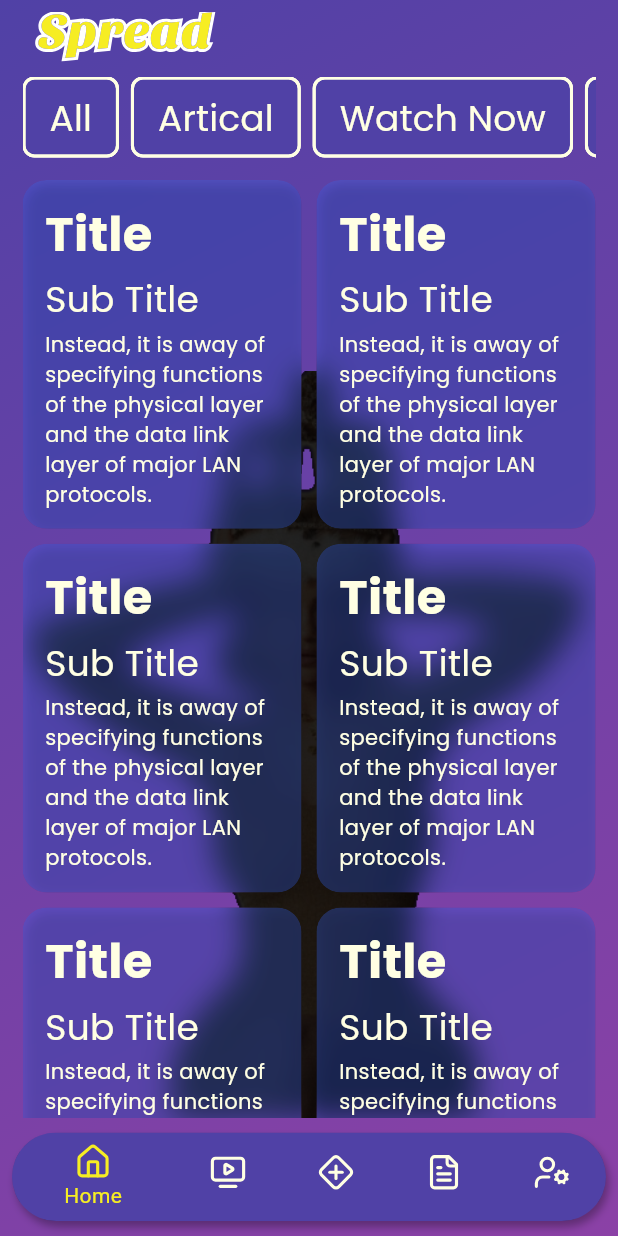
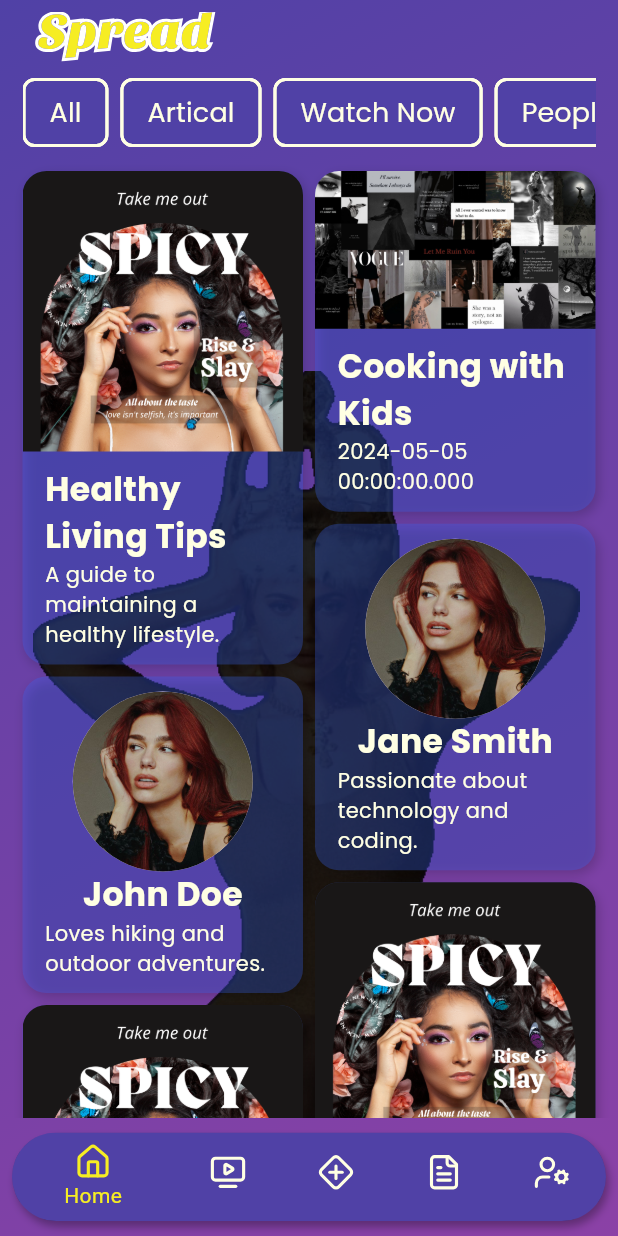
Before and after one commit to uchamod/Spread_app, a Flutter app: the screen it shows after launch, on a phone screen of 412 x 824 dp. Run offline on Flutter 3.47's test engine with Material 3 defaults, Android fonts, the phone set to English and light mode, and no system bars; our stand-ins replace flutter_svg, go_router, google_fonts; project files that could hold a hidden picture were left out.

Commit message:
load data to the homepage using fiilterprovider

```diff
--- a/lib/main.dart
+++ b/lib/main.dart
@@ -1,8 +1,31 @@
 import 'package:flutter/material.dart';
+import 'package:provider/provider.dart';
+import 'package:spread/provider/artical_provider.dart';
+import 'package:spread/provider/filter_provider.dart';
+import 'package:spread/provider/people_provider.dart';
+import 'package:spread/provider/video_provider.dart';
 import 'package:spread/router/go_router.dart';
 
 void main() {
-  runApp(const MyApp());
+  runApp(
+    MultiProvider(
+      providers: [
+        ChangeNotifierProvider(
+          create: (context) => ArticalProvider(),
+        ),
+        ChangeNotifierProvider(
+          create: (context) => VideoProvider(),
+        ),
+        ChangeNotifierProvider(
+          create: (context) => PeopleProvider(),
+        ),
+        ChangeNotifierProvider(
+          create: (context) => FilterProvider(),
+        ),
+      ],
+      child: const MyApp(),
+    ),
+  );
 }
 
 class MyApp extends StatelessWidget {
--- a/lib/pages/main_pages/homepage.dart
+++ b/lib/pages/main_pages/homepage.dart
@@ -1,8 +1,15 @@
 import 'package:flutter/material.dart';
+import 'package:flutter_staggered_grid_view/flutter_staggered_grid_view.dart';
 import 'package:flutter_svg/flutter_svg.dart';
+import 'package:provider/provider.dart';
+import 'package:spread/models/artical.dart';
+import 'package:spread/models/watch_now.dart';
+import 'package:spread/provider/filter_provider.dart';
 import 'package:spread/util/constants.dart';
 import 'package:spread/util/texystyles.dart';
-import 'package:spread/widgets/item_show_card.dart';
+import 'package:spread/widgets/artical_item_card.dart';
+import 'package:spread/widgets/user_item_card.dart';
+import 'package:spread/widgets/video_item_card.dart';
 
 //homepage
 class HomePage extends StatelessWidget {
@@ -10,12 +17,33 @@ class HomePage extends StatelessWidget {
 
   @override
   Widget build(BuildContext context) {
-    return SafeArea(
-      child: Scaffold(
+    return Scaffold(
       backgroundColor: Colors.transparent,
-
-        //add coustom scroll viwe
-        body: Stack(
+      body: SafeArea(
+        //get data from future builder
+        child: FutureBuilder(
+          future: Provider.of<FilterProvider>(context, listen: false)
+              .setData(context),
+          builder: (context, snapshot) {
+            //check state and provide context
+            if (snapshot.connectionState == ConnectionState.waiting) {
+              return const Center(
+                child: CircularProgressIndicator(),
+              );
+            } else if (snapshot.hasError) {
+              return Center(
+                child: Text(
+                  snapshot.error.toString(),
+                  style: Textstyles().title,
+                ),
+              );
+            }
+            //consume and show data
+            return Consumer<FilterProvider>(
+              builder: (context, filterData, child) {
+                final selectedData = filterData.filterData;
+                selectedData.shuffle();
+                return Stack(
                   children: [
                     Positioned(
                       top: MediaQuery.of(context).size.height * 0.30,
@@ -25,11 +53,13 @@ class HomePage extends StatelessWidget {
                         scale: 1.15,
                       ),
                     ),
-            Padding(
+                    SingleChildScrollView(
+                      child: Container(
+                        height: double.maxFinite,
                         padding: const EdgeInsets.symmetric(horizontal: horPad),
-              child: SingleChildScrollView(
                         child: Column(
                           crossAxisAlignment: CrossAxisAlignment.start,
+                          mainAxisSize: MainAxisSize.min,
                           children: [
                             //add logo
                             IconButton(
@@ -54,7 +84,7 @@ class HomePage extends StatelessWidget {
                                           color: secondorywhite, width: 2),
                                       label: Text(
                                         "All",
-                                style: Texystyles().subtitle,
+                                        style: Textstyles().subtitle,
                                       ),
                                       onSelected: (value) {},
                                     ),
@@ -68,7 +98,7 @@ class HomePage extends StatelessWidget {
                                           color: secondorywhite, width: 2),
                                       label: Text(
                                         "Artical",
-                                style: Texystyles().subtitle,
+                                        style: Textstyles().subtitle,
                                       ),
                                       onSelected: (value) {},
                                     ),
@@ -82,7 +112,7 @@ class HomePage extends StatelessWidget {
                                           color: secondorywhite, width: 2),
                                       label: Text(
                                         "Watch Now",
-                                style: Texystyles().subtitle,
+                                        style: Textstyles().subtitle,
                                       ),
                                       onSelected: (value) {},
                                     ),
@@ -96,7 +126,7 @@ class HomePage extends StatelessWidget {
                                           color: secondorywhite, width: 2),
                                       label: Text(
                                         "People",
-                                style: Texystyles().subtitle,
+                                        style: Textstyles().subtitle,
                                       ),
                                       onSelected: (value) {},
                                     ),
@@ -106,25 +136,36 @@ class HomePage extends StatelessWidget {
                             ),
                             const SizedBox(height: 15),
                             //item grid view
-                    GridView.builder(
-                      itemCount: 10,
-                      shrinkWrap: true,
-                      physics: NeverScrollableScrollPhysics(),
-                      gridDelegate:
-                          const SliverGridDelegateWithFixedCrossAxisCount(
-                              crossAxisSpacing: 10,
+                            if (selectedData.isNotEmpty)
+                              StaggeredGrid.count(
                                 crossAxisCount: 2,
-                              mainAxisSpacing: 10,
-                              childAspectRatio: 16 / 20),
-                      itemBuilder: (context, index) {
-                        return const ItemShowCard();
-                      },
+                                crossAxisSpacing: 8,
+                                mainAxisSpacing: 8,
+                                axisDirection: AxisDirection.down,
+                                children: selectedData.map((item) {
+                                  return GestureDetector(
+                                    onTap: () {},
+                                    child: item is Artical
+                                        ? ArticalItemCard(artical: item)
+                                        : item is Videos
+                                            ? VideoItemCard(video: item)
+                                            : UserItemCard(user: item),
+                                  );
+                                }).toList(),
                               )
+                            else
+                              const Center(
+                                child: CircularProgressIndicator(),
+                              ),
                           ],
                         ),
                       ),
                     ),
                   ],
+                );
+              },
+            );
+          },
         ),
       ),
     );
--- a/lib/provider/artical_provider.dart
+++ b/lib/provider/artical_provider.dart
@@ -1,7 +1,8 @@
+import 'package:flutter/material.dart';
 import 'package:spread/models/artical.dart';
 
 //initial video artical provider
-class ArticalProvider {
+class ArticalProvider extends ChangeNotifier{
   List<Artical> _initialArtical = [];
   List<Artical> initialArticalData = [];
 
--- /dev/null
+++ b/lib/provider/filter_provider.dart
@@ -0,0 +1,53 @@
+import 'package:flutter/material.dart';
+import 'package:provider/provider.dart';
+import 'package:spread/models/artical.dart';
+import 'package:spread/models/people.dart';
+import 'package:spread/models/watch_now.dart';
+import 'package:spread/provider/artical_provider.dart';
+import 'package:spread/provider/people_provider.dart';
+import 'package:spread/provider/video_provider.dart';
+
+class FilterProvider extends ChangeNotifier {
+  //data lists
+  List<dynamic> _allData = [];
+  List<dynamic> _filterdData = [];
+  String selectedCategory = "all";
+  //get filterd data
+  List<dynamic> get filterData => _filterdData;
+
+  //get & set the data from other providers
+  Future<void> setData(BuildContext context) async {
+    //ensure build is over
+    await Future.delayed(Duration.zero);
+
+    final List<Artical> articalList =
+        Provider.of<ArticalProvider>(context, listen: false).initialArticalData;
+    final List<Videos> videoList =
+        Provider.of<VideoProvider>(context, listen: false).initialvideosData;
+    final List<People> peopleList =
+        Provider.of<PeopleProvider>(context, listen: false).initialPeopleData;
+    //set all data
+    _allData = [
+      ...articalList,
+      ...peopleList,
+      ...videoList,
+    ];
+    _filterdData = _allData;
+    notifyListeners();
+  }
+
+  //filter data by selected category
+  void filterDataByCategory(String category) {
+    selectedCategory = category;
+    if (category == "all") {
+      _filterdData = _allData;
+    } else if (category == "artical") {
+      _filterdData = _allData.whereType<Artical>().toList();
+    } else if (category == "videos") {
+      _filterdData = _allData.whereType<Videos>().toList();
+    } else {
+      _filterdData = _allData.whereType<People>().toList();
+    }
+    notifyListeners();
+  }
+}
--- a/lib/provider/video_provider.dart
+++ b/lib/provider/video_provider.dart
@@ -1,6 +1,8 @@
+import 'package:flutter/material.dart';
 import 'package:spread/models/watch_now.dart';
+
 //initial video data provider
-class VideoProvider {
+class VideoProvider extends ChangeNotifier {
   List<Videos> _initialVideos = [];
   List<Videos> initialvideosData = [];
 
--- a/lib/util/texystyles.dart
+++ b/lib/util/texystyles.dart
@@ -2,11 +2,11 @@ import 'package:flutter/material.dart';
 import 'package:google_fonts/google_fonts.dart';
 import 'package:spread/util/constants.dart';
 
-class Texystyles {
+class Textstyles {
   TextStyle title = GoogleFonts.poppins(
-      fontSize: 32, fontWeight: FontWeight.bold, color: secondorywhite);
+      fontSize: 22, fontWeight: FontWeight.bold, color: secondorywhite);
   TextStyle subtitle = GoogleFonts.poppins(
-      fontSize: 24, fontWeight: FontWeight.w400, color: secondorywhite);
+      fontSize: 18, fontWeight: FontWeight.w400, color: secondorywhite);
   TextStyle body = GoogleFonts.poppins(
       fontSize: 14, fontWeight: FontWeight.w400, color: secondorywhite);
   TextStyle label = GoogleFonts.poppins(
--- /dev/null
+++ b/lib/widgets/artical_item_card.dart
@@ -0,0 +1,80 @@
+import 'package:flutter/material.dart';
+import 'package:spread/models/artical.dart';
+import 'package:spread/util/constants.dart';
+import 'package:spread/util/texystyles.dart';
+
+class ArticalItemCard extends StatelessWidget {
+  final Artical artical;
+  const ArticalItemCard({super.key, required this.artical});
+
+  @override
+  Widget build(BuildContext context) {
+    return
+        //  Stack(
+        //   children: [
+        //     //add blury backdrop
+        //     Positioned.fill(
+        //       child: ClipRRect(
+        //         borderRadius: BorderRadius.circular(16),
+        //         child: BackdropFilter(
+        //           filter: ImageFilter.blur(
+        //             sigmaX: 10,
+        //             sigmaY: 10,
+        //           ),
+        //           //coustom card
+        //           child:
+        Container(
+      decoration: BoxDecoration(
+        borderRadius: BorderRadius.circular(16),
+        color: cardColor,
+        boxShadow: [
+          BoxShadow(
+            offset: const Offset(2, 3),
+            blurRadius: 6,
+            color: const Color(000000).withOpacity(
+              0.18,
+            ),
+          )
+        ],
+      ),
+      child: Column(
+        mainAxisAlignment: MainAxisAlignment.spaceEvenly,
+        crossAxisAlignment: CrossAxisAlignment.start,
+        mainAxisSize: MainAxisSize.min,
+        children: [
+          ClipRRect(
+            borderRadius: const BorderRadius.only(
+                topLeft: Radius.circular(16), topRight: Radius.circular(16)),
+            child: Image.asset(
+              "assets/Spicy.png",
+              fit: BoxFit.fitWidth,
+            ),
+          ),
+          Padding(
+            padding: const EdgeInsets.symmetric(
+                horizontal: horPad, vertical: verPad),
+            child: Column(
+              children: [
+                Text(
+                  artical.title,
+                  style: Textstyles().title,
+                ),
+                Text(
+                  artical.discription,
+                  style: Textstyles().body,
+                  maxLines: 10,
+                  overflow: TextOverflow.ellipsis,
+                ),
+              ],
+            ),
+          )
+        ],
+      ),
+    );
+    //    ),
+    //  ),
+    //   ),
+    // ],
+    //);
+  }
+}
--- a/lib/widgets/item_show_card.dart
+++ /dev/null
@@ -1,65 +0,0 @@
-import 'dart:ui';
-
-import 'package:flutter/material.dart';
-import 'package:spread/util/constants.dart';
-import 'package:spread/util/texystyles.dart';
-
-class ItemShowCard extends StatelessWidget {
-  const ItemShowCard({super.key});
-
-  @override
-  Widget build(BuildContext context) {
-    return Stack(
-      children: [
-        //add blury backdrop
-        Positioned.fill(
-          child: ClipRRect(
-            borderRadius: BorderRadius.circular(16),
-            child: BackdropFilter(
-              filter: ImageFilter.blur(
-                sigmaX: 10,
-                sigmaY: 10,
-              ),
-              //coustom card
-              child: Container(
-                padding:  const EdgeInsets.symmetric(
-                    horizontal: horPad, vertical: verPad),
-                decoration: BoxDecoration(
-                  borderRadius: BorderRadius.circular(16),
-                  color: cardColor,
-                  boxShadow: [
-                    BoxShadow(
-                      offset: const Offset(2, 3),
-                      blurRadius: 6,
-                      color: const Color(000000).withOpacity(
-                        0.18,
-                      ),
-                    )
-                  ],
-                ),
-                child: Column(
-                  mainAxisAlignment: MainAxisAlignment.spaceEvenly,
-                  crossAxisAlignment: CrossAxisAlignment.start,
-                  children: [
-                    Text(
-                      "Title",
-                      style: Texystyles().title,
-                    ),
-                    Text(
-                      "Sub Title",
-                      style: Texystyles().subtitle,
-                    ),
-                    Text(
-                      "Instead, it is away of specifying functions of the physical layer and the data link layer of major LAN protocols.",
-                      style: Texystyles().body,
-                    ),
-                  ],
-                ),
-              ),
-            ),
-          ),
-        ),
-      ],
-    );
-  }
-}
--- /dev/null
+++ b/lib/widgets/user_item_card.dart
@@ -0,0 +1,72 @@
+import 'package:flutter/material.dart';
+import 'package:spread/models/people.dart';
+import 'package:spread/util/constants.dart';
+import 'package:spread/util/texystyles.dart';
+
+class UserItemCard extends StatelessWidget {
+  final People user;
+  const UserItemCard({super.key, required this.user});
+
+  @override
+  Widget build(BuildContext context) {
+    return
+        // Stack(
+
+        //   children: [
+        //     //add blury backdrop
+        //     Positioned.fill(
+        //       child: ClipRRect(
+        //         borderRadius: BorderRadius.circular(16),
+        //         child: BackdropFilter(
+        //           filter: ImageFilter.blur(
+        //             sigmaX: 10,
+        //             sigmaY: 10,
+        //           ),
+
+        //coustom card
+        // child:
+        Container(
+      padding: const EdgeInsets.symmetric(horizontal: horPad, vertical: verPad),
+      decoration: BoxDecoration(
+        borderRadius: BorderRadius.circular(16),
+        color: cardColor,
+        boxShadow: [
+          BoxShadow(
+            offset: const Offset(2, 3),
+            blurRadius: 6,
+            color: const Color(000000).withOpacity(
+              0.18,
+            ),
+          )
+        ],
+      ),
+      child: Column(
+        mainAxisAlignment: MainAxisAlignment.spaceEvenly,
+        crossAxisAlignment: CrossAxisAlignment.center,
+        mainAxisSize: MainAxisSize.min,
+        children: [
+          const CircleAvatar(
+            backgroundImage: AssetImage(
+                "assets/DUA LIPA x ROLLING STONE - FEBRUARY 2024.jpg"),
+            radius: 60,
+          ),
+          Text(
+            user.name,
+            style: Textstyles().title,
+          ),
+          Text(
+            user.discription,
+            style: Textstyles().body,
+            maxLines: 10,
+            overflow: TextOverflow.ellipsis,
+          ),
+        ],
+      ),
+    );
+    //     ),
+    //    ),
+    //   ),
+    //  ],
+    //  );
+  }
+}
--- /dev/null
+++ b/lib/widgets/video_item_card.dart
@@ -0,0 +1,80 @@
+import 'package:flutter/material.dart';
+import 'package:spread/models/watch_now.dart';
+import 'package:spread/util/constants.dart';
+import 'package:spread/util/texystyles.dart';
+
+class VideoItemCard extends StatelessWidget {
+  final Videos video;
+  const VideoItemCard({super.key, required this.video});
+
+  @override
+  Widget build(BuildContext context) {
+    return
+        // Stack(
+        //   children: [
+        //     //add blury backdrop
+        //     Positioned.fill(
+        //       child: ClipRRect(
+        //         borderRadius: BorderRadius.circular(16),
+        //         child: BackdropFilter(
+        //           filter: ImageFilter.blur(
+        //             sigmaX: 10,
+        //             sigmaY: 10,
+        //           ),
+        //           //coustom card
+        //           child:
+        Container(
+      decoration: BoxDecoration(
+        borderRadius: BorderRadius.circular(16),
+        color: cardColor,
+        boxShadow: [
+          BoxShadow(
+            offset: const Offset(2, 3),
+            blurRadius: 6,
+            color: const Color(000000).withOpacity(
+              0.18,
+            ),
+          )
+        ],
+      ),
+      child: Column(
+        mainAxisAlignment: MainAxisAlignment.spaceEvenly,
+        crossAxisAlignment: CrossAxisAlignment.start,
+        mainAxisSize: MainAxisSize.min,
+        children: [
+          ClipRRect(
+            borderRadius: const BorderRadius.only(
+                topLeft: Radius.circular(16), topRight: Radius.circular(16)),
+            child: Image.asset(
+              "assets/Untitled design.png",
+              fit: BoxFit.fitWidth,
+            ),
+          ),
+          Padding(
+            padding: const EdgeInsets.symmetric(
+                horizontal: horPad, vertical: verPad),
+            child: Column(
+              children: [
+                Text(
+                  video.title,
+                  style: Textstyles().title,
+                ),
+                Text(
+                  video.publishedDate.toString(),
+                  style: Textstyles().body,
+                  maxLines: 10,
+                  overflow: TextOverflow.ellipsis,
+                ),
+              ],
+            ),
+          )
+        ],
+      ),
+    );
+    //   ),
+    //    ),
+    //   ),
+    //   ],
+    // );
+  }
+}
```
Also changed, not shown: assets/DUA LIPA x ROLLING STONE - FEBRUARY 2024.jpg (added), assets/Spicy.png (added), assets/Untitled design.png (added). Lines whose indentation alone changed are shown as unchanged.
